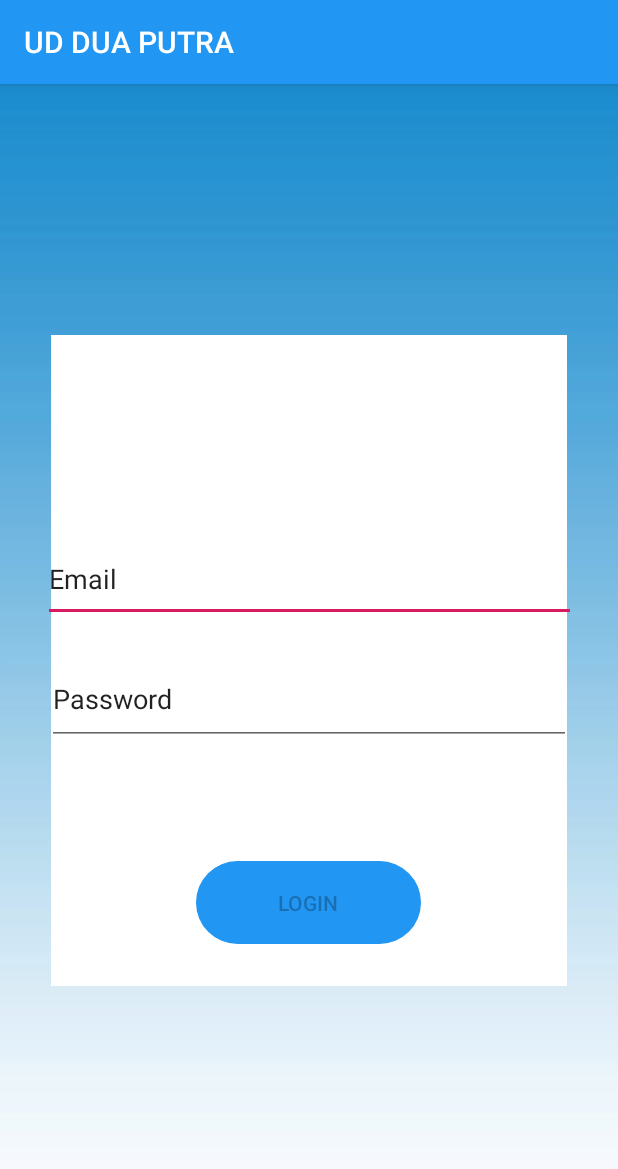
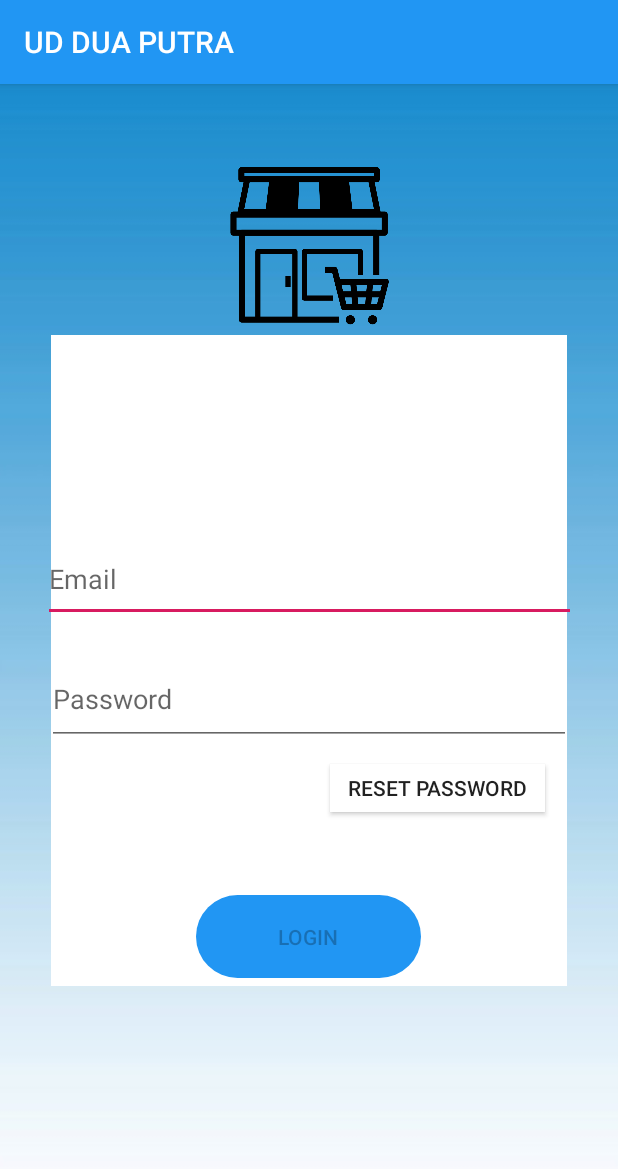
Before and after one commit to finkystudent/UD_DUA_PUTRA, an Android app: the screen it shows after launch (login), on a phone screen of 412 x 824 dp. Shown: the top 1169 px of the screen. Run offline under Robolectric (Android 15) with nearby library versions, the light colour scheme and no system bars.

Commit message:
pembenahan tampilan login

```diff
--- a/app/src/main/res/layout/activity_login.xml
+++ b/app/src/main/res/layout/activity_login.xml
@@ -8,6 +8,7 @@
     tools:context=".login">
 
     <ImageView
+        android:id="@+id/imageView4"
         android:layout_width="344dp"
         android:layout_height="434dp"
         android:layout_gravity="center"
@@ -18,22 +19,22 @@
         app:layout_constraintTop_toTopOf="parent"
         tools:ignore="MissingConstraints" />
 
+
     <Button
         android:id="@+id/login"
         android:layout_width="wrap_content"
         android:layout_height="wrap_content"
         android:layout_gravity="start"
         android:layout_marginBottom="64dp"
+        android:background="@drawable/custom_button"
         android:enabled="false"
         android:text="LOGIN"
-        android:background="@drawable/custom_button"
         app:layout_constraintBottom_toBottomOf="parent"
         app:layout_constraintEnd_toEndOf="parent"
         app:layout_constraintHorizontal_bias="0.498"
         app:layout_constraintStart_toStartOf="parent"
         app:layout_constraintTop_toTopOf="parent"
-        app:layout_constraintVertical_bias="0.799" />
-
+        app:layout_constraintVertical_bias="0.834" />
 
     <EditText
         android:id="@+id/editText"
@@ -41,7 +42,7 @@
         android:layout_height="57dp"
         android:ems="10"
         android:inputType="textPersonName"
-        android:text="Email"
+        android:hint="Email"
         app:layout_constraintBottom_toBottomOf="parent"
         app:layout_constraintEnd_toEndOf="parent"
         app:layout_constraintStart_toStartOf="parent"
@@ -54,11 +55,34 @@
         android:layout_height="61dp"
         android:ems="10"
         android:inputType="textPersonName"
-        android:text="Password"
+        android:hint="Password"
         app:layout_constraintBottom_toBottomOf="parent"
         app:layout_constraintEnd_toEndOf="parent"
         app:layout_constraintStart_toStartOf="parent"
         app:layout_constraintTop_toTopOf="parent"
         app:layout_constraintVertical_bias="0.537" />
 
+    <Button
+        android:id="@+id/button6"
+        android:layout_width="143dp"
+        android:layout_height="32dp"
+        android:layout_marginStart="220dp"
+        android:background="@color/white"
+        android:text="reset password"
+        app:layout_constraintBottom_toBottomOf="parent"
+        app:layout_constraintStart_toStartOf="parent"
+        app:layout_constraintTop_toTopOf="parent"
+        app:layout_constraintVertical_bias="0.616" />
+
+    <ImageView
+        android:id="@+id/imageView5"
+        android:layout_width="133dp"
+        android:layout_height="174dp"
+        app:layout_constraintBottom_toBottomOf="parent"
+        app:layout_constraintEnd_toEndOf="parent"
+        app:layout_constraintStart_toStartOf="parent"
+        app:layout_constraintTop_toTopOf="parent"
+        app:layout_constraintVertical_bias="0.035"
+        app:srcCompat="@drawable/splashscreen" />
+
 </androidx.constraintlayout.widget.ConstraintLayout>
```
